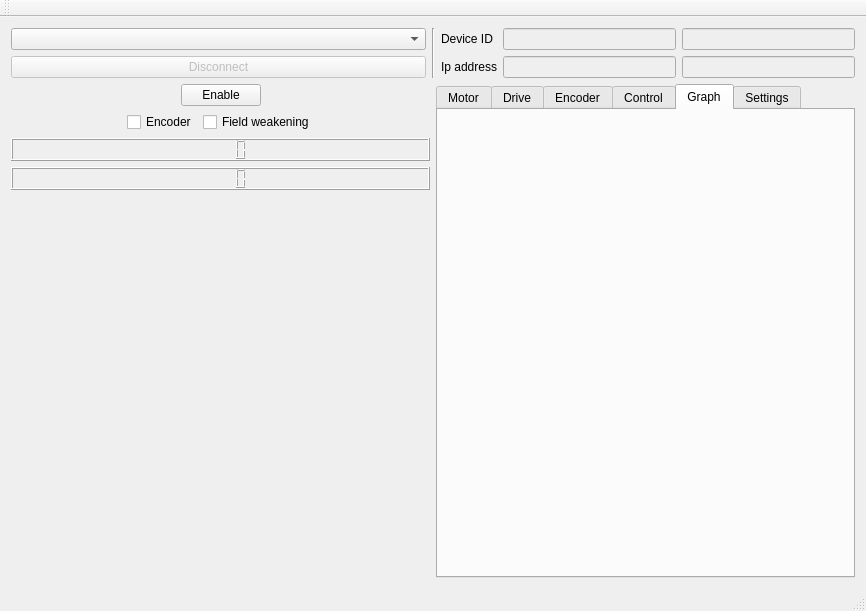
Kjelland/lynxDrive, file mainwindow.ui: the form before one commit.
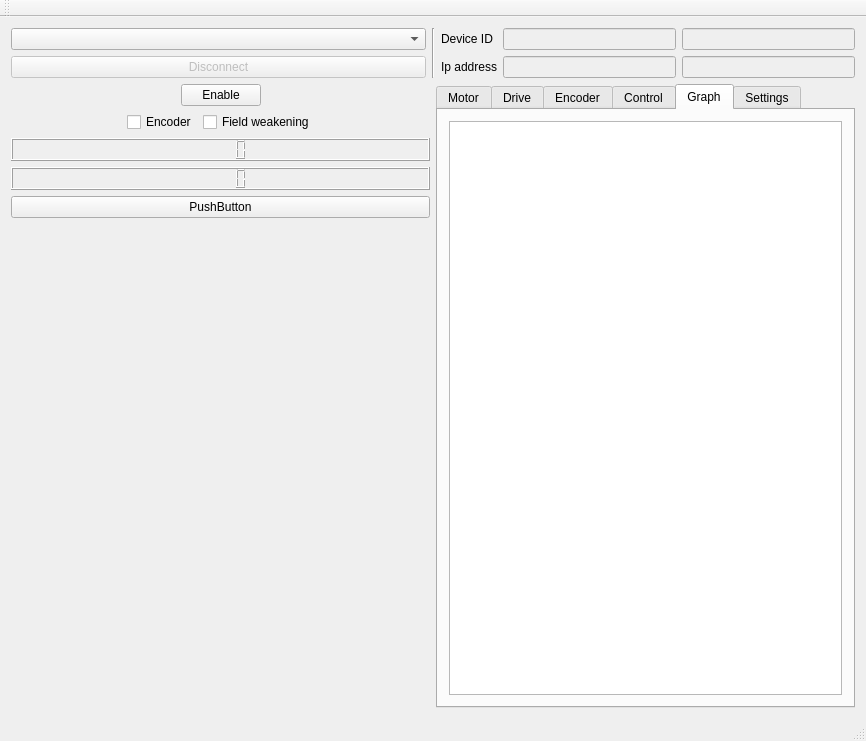
The form after the commit. The open tabs and pages were chosen to show the change. Icons and pictures are not drawn. Custom widgets are drawn as their Qt base class.

Diff of the .ui file:
```diff
--- a/mainwindow.ui
+++ b/mainwindow.ui
@@ -7,7 +7,7 @@
     <x>0</x>
     <y>0</y>
     <width>866</width>
-    <height>606</height>
+    <height>741</height>
    </rect>
   </property>
   <property name="windowTitle">
@@ -247,6 +247,13 @@
         <item>
          <widget class="QLCDNumber" name="lcdNumber_2"/>
         </item>
+        <item>
+         <widget class="QPushButton" name="pushButton">
+          <property name="text">
+           <string>PushButton</string>
+          </property>
+         </widget>
+        </item>
         <item>
          <spacer name="verticalSpacer">
           <property name="orientation">
@@ -1393,6 +1400,18 @@
          <attribute name="title">
           <string>Graph</string>
          </attribute>
+         <layout class="QVBoxLayout" name="verticalLayout_9">
+          <item>
+           <widget class="QChartView" name="graphicsView">
+            <property name="sizePolicy">
+             <sizepolicy hsizetype="Preferred" vsizetype="Expanding">
+              <horstretch>0</horstretch>
+              <verstretch>0</verstretch>
+             </sizepolicy>
+            </property>
+           </widget>
+          </item>
+         </layout>
         </widget>
         <widget class="QWidget" name="tabSettings">
          <attribute name="title">
@@ -1431,6 +1450,13 @@
   </action>
  </widget>
  <layoutdefault spacing="6" margin="11"/>
+ <customwidgets>
+  <customwidget>
+   <class>QChartView</class>
+   <extends>QGraphicsView</extends>
+   <header>QtCharts</header>
+  </customwidget>
+ </customwidgets>
  <resources/>
  <connections/>
 </ui>
```
Left out of the diff: 2 changed lines with no effect on the pictures.
